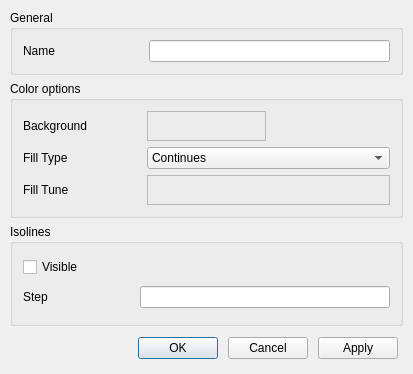
Above: surf_prop_dialog.ui from paceholder/geoix before the change. Below: the same form after it.
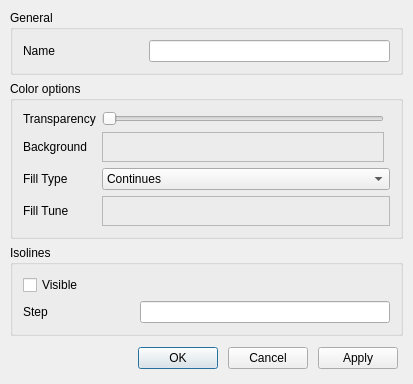
That is the form after the change.

Commit message: Added transparency and screenshot saving

The edit to the form file:
```diff
--- a/surf_prop_dialog.ui
+++ b/surf_prop_dialog.ui
@@ -72,21 +72,21 @@
       <property name="margin">
        <number>10</number>
       </property>
-      <item row="0" column="0">
+      <item row="1" column="0">
        <widget class="QLabel" name="label_2">
         <property name="text">
          <string>Background</string>
         </property>
        </widget>
       </item>
-      <item row="1" column="0">
+      <item row="2" column="0">
        <widget class="QLabel" name="label_3">
         <property name="text">
          <string>Fill Type</string>
         </property>
        </widget>
       </item>
-      <item row="1" column="1" colspan="2">
+      <item row="2" column="1" colspan="2">
        <widget class="QComboBox" name="cbFillType">
         <item>
          <property name="text">
@@ -100,14 +100,14 @@
         </item>
        </widget>
       </item>
-      <item row="2" column="0">
+      <item row="3" column="0">
        <widget class="QLabel" name="label_4">
         <property name="text">
          <string>Fill Tune</string>
         </property>
        </widget>
       </item>
-      <item row="2" column="1" colspan="2">
+      <item row="3" column="1" colspan="2">
        <widget class="QFrame" name="frameFillTune">
         <property name="sizePolicy">
          <sizepolicy hsizetype="Preferred" vsizetype="Fixed">
@@ -132,7 +132,7 @@
         </property>
        </widget>
       </item>
-      <item row="0" column="1">
+      <item row="1" column="1">
        <widget class="QFrame" name="frameBackground">
         <property name="sizePolicy">
          <sizepolicy hsizetype="Preferred" vsizetype="Fixed">
@@ -154,6 +154,20 @@
         </property>
        </widget>
       </item>
+      <item row="0" column="0">
+       <widget class="QLabel" name="label_6">
+        <property name="text">
+         <string>Transparency</string>
+        </property>
+       </widget>
+      </item>
+      <item row="0" column="1">
+       <widget class="QSlider" name="horizontalSlider">
+        <property name="orientation">
+         <enum>Qt::Horizontal</enum>
+        </property>
+       </widget>
+      </item>
      </layout>
     </widget>
    </item>
```
The commit also changes 12 other files.
